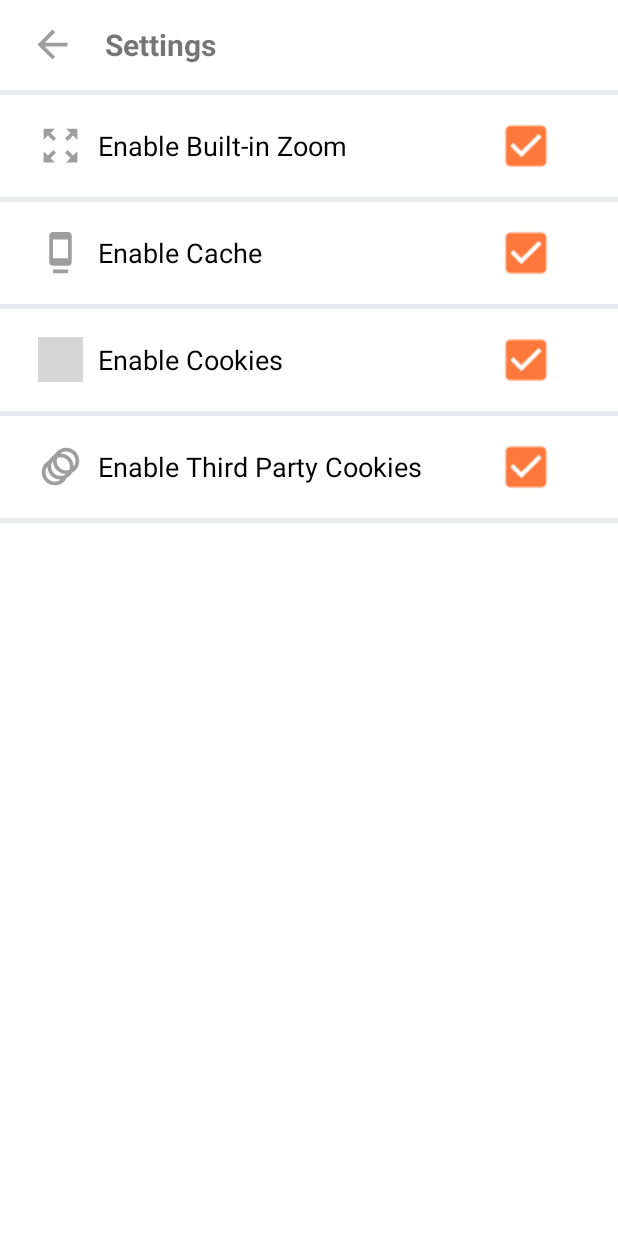
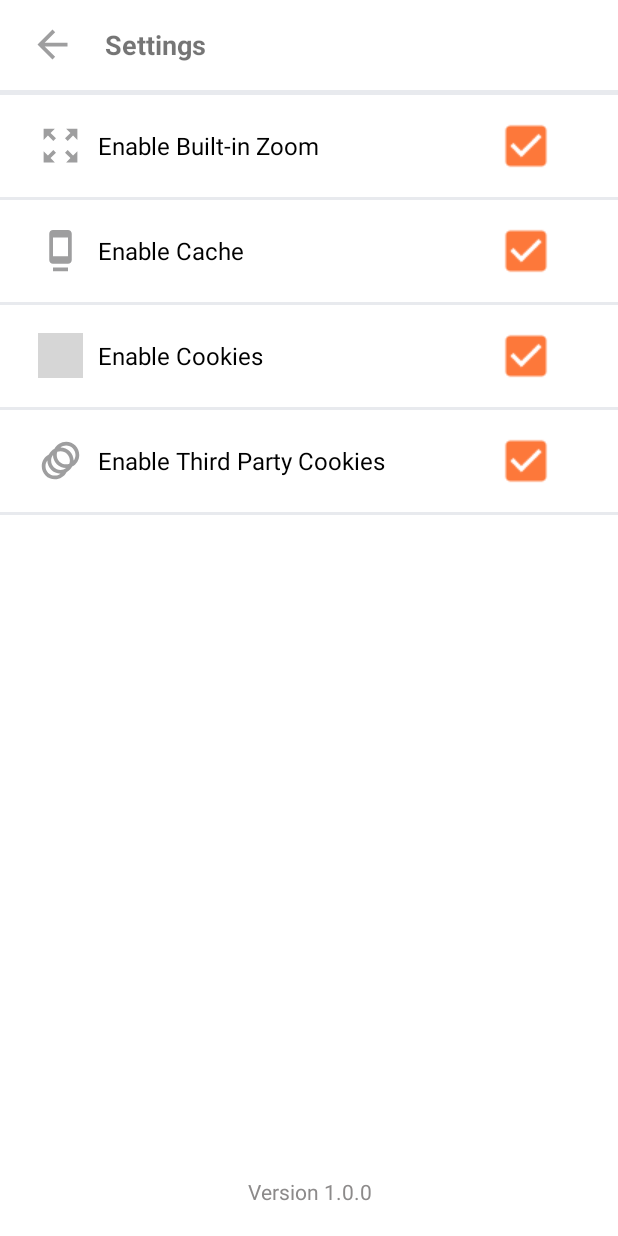
Before and after one commit to Moutamid/MobileBrowser, an Android app: the SettingsActivity screen opened directly, with no data from a screen before it, on a phone screen of 412 x 824 dp. Run offline under Robolectric (Android 15) with nearby library versions, the phone set to English and light mode, and no system bars; grey boxes are pictures that could not be loaded.

Commit message:
Client clutter removed

```diff
--- a/app/src/main/res/layout/activity_settings.xml
+++ b/app/src/main/res/layout/activity_settings.xml
@@ -35,7 +35,7 @@
                 android:layout_gravity="center_vertical"
                 android:layout_marginStart="20dp"
                 android:text="Settings"
-                android:textSize="20sp"
+                android:textSize="18sp"
                 android:textStyle="bold" />
 
         </LinearLayout>
@@ -49,7 +49,7 @@
 
     <androidx.core.widget.NestedScrollView
         android:layout_width="match_parent"
-        android:layout_height="match_parent"
+        android:layout_height="wrap_content"
         android:layout_below="@id/topLayout">
 
         <LinearLayout
@@ -72,15 +72,15 @@
                 </LinearLayout>
 
                 <androidx.appcompat.widget.AppCompatCheckBox
+                    android:id="@+id/zoomCB"
                     style="@style/settings_check_box"
-                    android:id="@+id/zoomCB"
                     app:buttonTint="@color/orange_premium" />
 
             </RelativeLayout>
 
             <View
                 android:layout_width="match_parent"
-                android:layout_height="3dp"
+                android:layout_height="2dp"
                 android:background="@color/shapes_bg" />
 
             <RelativeLayout style="@style/relative">
@@ -98,15 +98,15 @@
                 </LinearLayout>
 
                 <androidx.appcompat.widget.AppCompatCheckBox
+                    android:id="@+id/cacheCB"
                     style="@style/settings_check_box"
-                    android:id="@+id/cacheCB"
                     app:buttonTint="@color/orange_premium" />
 
             </RelativeLayout>
 
             <View
                 android:layout_width="match_parent"
-                android:layout_height="3dp"
+                android:layout_height="2dp"
                 android:background="@color/shapes_bg" />
 
             <RelativeLayout style="@style/relative">
@@ -124,21 +124,24 @@
                 </LinearLayout>
 
                 <androidx.appcompat.widget.AppCompatCheckBox
+                    android:id="@+id/cookieCB"
                     style="@style/settings_check_box"
-                    android:id="@+id/cookieCB"
                     app:buttonTint="@color/orange_premium" />
 
             </RelativeLayout>
 
             <View
                 android:layout_width="match_parent"
-                android:layout_height="3dp"
+                android:layout_height="2dp"
                 android:background="@color/shapes_bg" />
 
 
             <RelativeLayout style="@style/relative">
 
-                <LinearLayout style="@style/layout_item">
+                <LinearLayout
+                    style="@style/layout_item"
+                    android:layout_alignParentStart="true"
+                    android:layout_toStartOf="@id/thirdPartyCacheCB">
 
                     <ImageView
                         style="@style/image_item"
@@ -151,21 +154,28 @@
                 </LinearLayout>
 
                 <androidx.appcompat.widget.AppCompatCheckBox
+                    android:id="@+id/thirdPartyCacheCB"
                     style="@style/settings_check_box"
-                    android:id="@+id/thirdPartyCacheCB"
                     app:buttonTint="@color/orange_premium" />
 
             </RelativeLayout>
 
             <View
                 android:layout_width="match_parent"
-                android:layout_height="3dp"
+                android:layout_height="2dp"
                 android:background="@color/shapes_bg" />
-
-
 
         </LinearLayout>
 
     </androidx.core.widget.NestedScrollView>
 
+    <TextView
+        android:layout_width="match_parent"
+        android:layout_height="wrap_content"
+        android:layout_alignParentBottom="true"
+        android:layout_marginBottom="20dp"
+        android:gravity="center"
+        android:textColor="#8C8A8A"
+        android:text="Version 1.0.0" />
+
 </RelativeLayout>
--- a/app/src/main/res/values/styles.xml
+++ b/app/src/main/res/values/styles.xml
@@ -73,7 +73,7 @@
         <item name="android:layout_height">wrap_content</item>
         <item name="android:layout_gravity">center_vertical</item>
         <item name="android:layout_marginStart">10dp</item>
-        <item name="android:textSize">18sp</item>
+        <item name="android:textSize">16sp</item>
         <item name="android:textColor">@color/black</item>
     </style>
 </resources>
```
